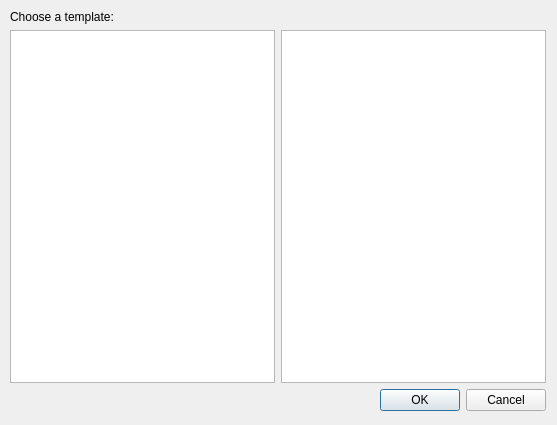
This is src/dialognewgame.ui in ricardoquesada/cocos2d-console-gui as Qt 5 draws it before an edit. The edited form follows.
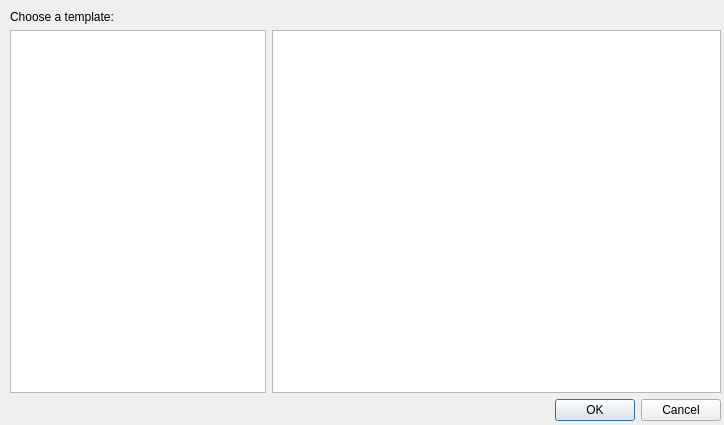
This is the edited form.

```diff
--- a/src/dialognewgame.ui
+++ b/src/dialognewgame.ui
@@ -6,7 +6,7 @@
    <rect>
     <x>0</x>
     <y>0</y>
-    <width>557</width>
+    <width>724</width>
     <height>425</height>
    </rect>
   </property>
@@ -16,13 +16,13 @@
   <property name="modal">
    <bool>true</bool>
   </property>
-  <widget class="QWidget" name="">
+  <widget class="QWidget" name="layoutWidget">
    <property name="geometry">
     <rect>
      <x>10</x>
      <y>10</y>
-     <width>536</width>
-     <height>401</height>
+     <width>711</width>
+     <height>411</height>
     </rect>
    </property>
    <layout class="QVBoxLayout" name="verticalLayout">
@@ -35,7 +35,7 @@
     </item>
     <item>
      <layout class="QHBoxLayout" name="horizontalLayout">
-      <item>
+      <item alignment="Qt::AlignLeft">
        <widget class="QListWidget" name="listWidget"/>
       </item>
       <item>
```
Left out of the diff: 4 changed lines with no effect on the pictures.
